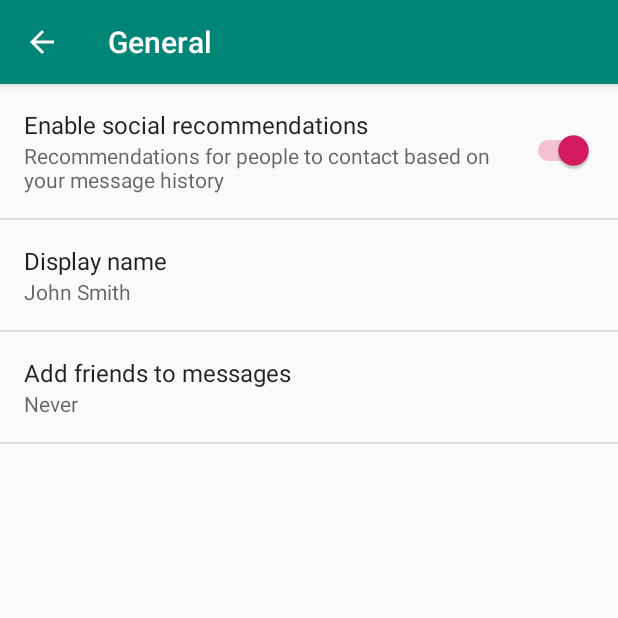
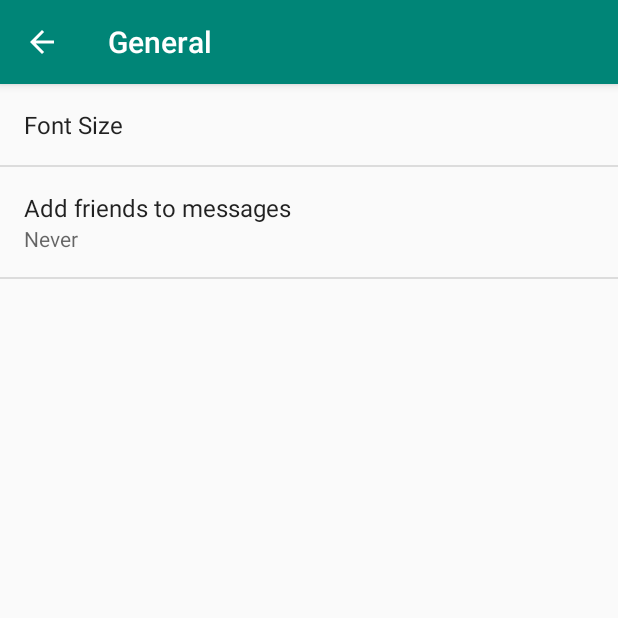
Before and after one commit to adazhu365/Stock-Price-Checker, an Android app: the SettingsActivity screen opened directly, with no data from a screen before it, after a tap on "General", on a phone screen of 412 x 824 dp, the top half of it. Run offline under Robolectric (Android 15) with nearby library versions, the phone set to English and light mode, and no system bars.

Commit message:
minor update to setting for font size
Does not actually work yet

```diff
--- a/app/src/main/res/values/strings.xml
+++ b/app/src/main/res/values/strings.xml
@@ -12,8 +12,20 @@
         based on your message history
     </string>
 
-    <string name="pref_title_display_name">Display name</string>
-    <string name="pref_default_display_name">John Smith</string>
+    <string name="pref_title_display_name">Font Size</string>
+    <string name="pref_default_display_name">16px</string>
+    <string-array name="pref_font_size">
+        <item>Small</item>
+        <item>Medium</item>
+        <item>Large</item>
+        <item>Huge</item>
+    </string-array>
+    <string-array name="pref_font_values">
+        <item>12</item>
+        <item>18</item>
+        <item>24</item>
+        <item>30</item>
+    </string-array>
 
     <string name="pref_title_add_friends_to_messages">Add friends to messages</string>
     <string-array name="pref_example_list_titles">
--- a/app/src/main/res/xml/pref_general.xml
+++ b/app/src/main/res/xml/pref_general.xml
@@ -1,21 +1,22 @@
 <PreferenceScreen xmlns:android="http://schemas.android.com/apk/res/android">
 
-    <SwitchPreference
+    <!--<SwitchPreference
         android:defaultValue="true"
         android:key="example_switch"
         android:summary="@string/pref_description_social_recommendations"
-        android:title="@string/pref_title_social_recommendations" />
+        android:title="@string/pref_title_social_recommendations" /> -->
 
     <!-- NOTE: EditTextPreference accepts EditText attributes. -->
     <!-- NOTE: EditTextPreference's summary should be set to its value by the activity code. -->
-    <EditTextPreference
-        android:capitalize="words"
-        android:defaultValue="@string/pref_default_display_name"
-        android:inputType="textCapWords"
+
+
+    <ListPreference
+        android:defaultValue="24px"
+        android:entries="@array/pref_font_size"
+        android:entryValues="@array/pref_font_values"
         android:key="example_text"
-        android:maxLines="1"
-        android:selectAllOnFocus="true"
-        android:singleLine="true"
+        android:negativeButtonText="@null"
+        android:positiveButtonText="@null"
         android:title="@string/pref_title_display_name" />
 
     <!-- NOTE: Hide buttons to simplify the UI. Users can touch outside the dialog to
```
